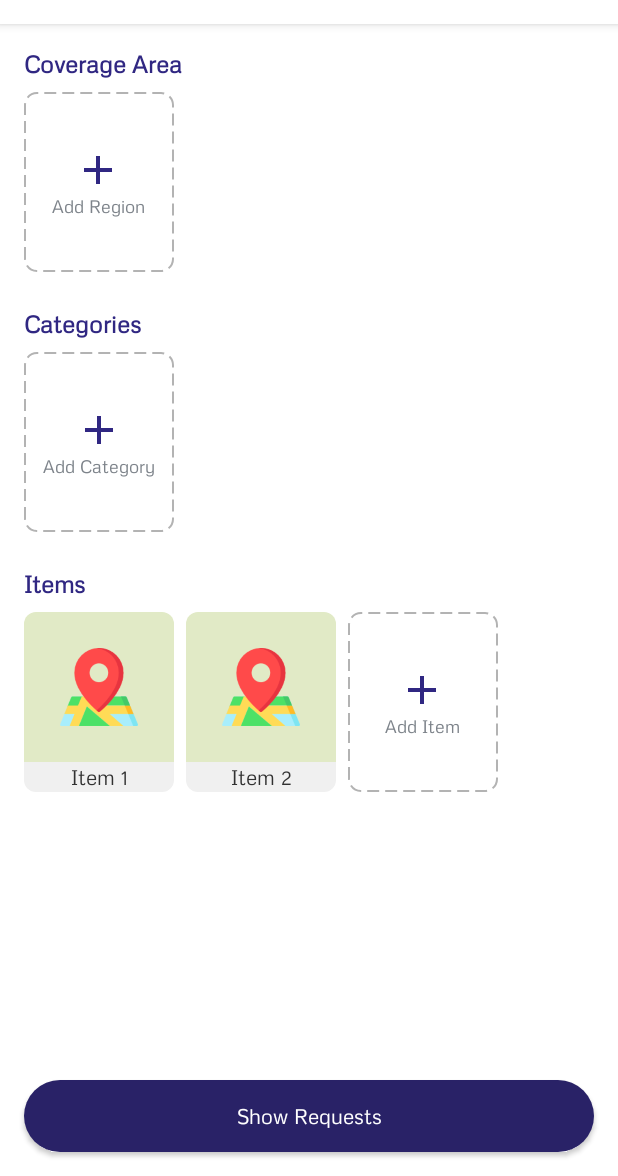
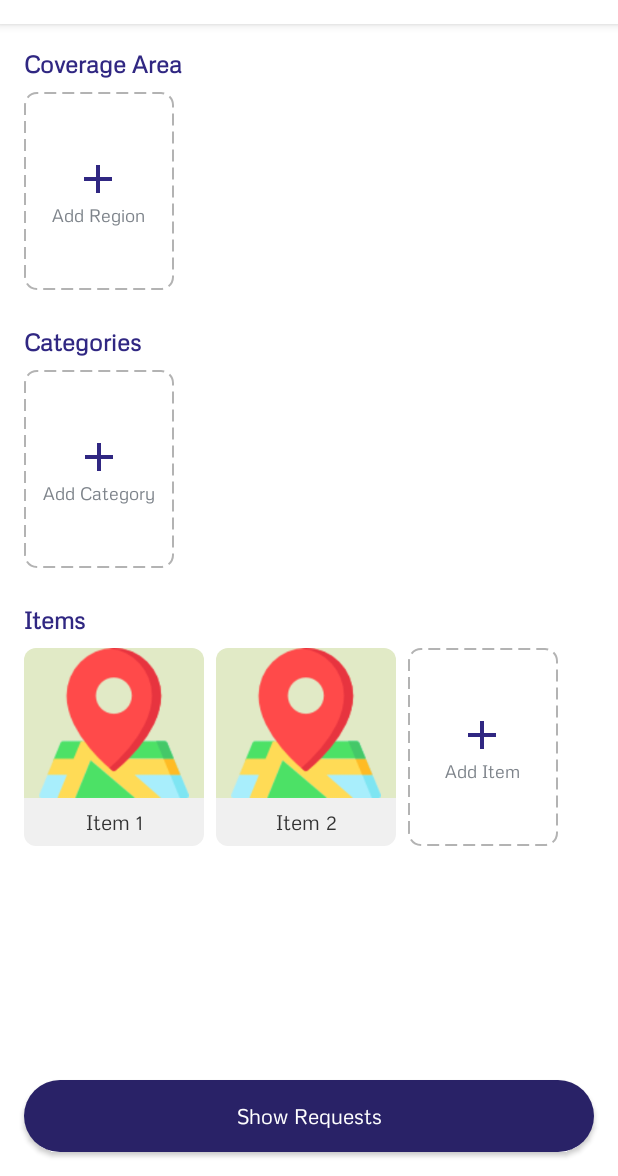
Before and after one commit to hanansabry/CollectAndRecycle, an Android app: the OrganizationHomeActivity screen opened directly, with no data from a screen before it, on a phone screen of 412 x 824 dp, the part 60-1236 px from its top. Run offline under Robolectric (Android 15) with nearby library versions, the phone set to English and light mode, and no system bars; our stand-ins replace Dagger/Hilt's generated code, Firebase (no records; nobody signed in at launch, a user with empty details on screens opened directly), RxJava, data binding; 6 statements that could not run were skipped.

Commit message:
updates to categories

```diff
--- a/app/src/main/java/com/app/collectandrecycle/presentation/categories/AddCategoryActivity.java
+++ b/app/src/main/java/com/app/collectandrecycle/presentation/categories/AddCategoryActivity.java
@@ -50,6 +50,8 @@ public class AddCategoryActivity extends BaseActivity {
         registerPickImageResultLauncher();
         categoriesViewModel = new ViewModelProvider(getViewModelStore(), providerFactory).get(CategoriesViewModel.class);
         categoriesViewModel.getAddCategoryStateLiveData().observe(this, success -> {
+            binding.progressBar.setVisibility(View.GONE);
+            binding.saveButton.setVisibility(View.VISIBLE);
             if (success != null) {
                 Toast.makeText(this, "Category is added successfully", Toast.LENGTH_SHORT).show();
                 finish();
@@ -60,6 +62,8 @@ public class AddCategoryActivity extends BaseActivity {
 
         categoriesViewModel.getErrorState().observe(this, error -> {
             Toast.makeText(this, error, Toast.LENGTH_SHORT).show();
+            binding.progressBar.setVisibility(View.GONE);
+            binding.saveButton.setVisibility(View.VISIBLE);
         });
     }
 
@@ -101,6 +105,8 @@ public class AddCategoryActivity extends BaseActivity {
     }
 
     public void onSaveClicked(View view) {
+        binding.progressBar.setVisibility(View.VISIBLE);
+        binding.saveButton.setVisibility(View.GONE);
         String categoryName = binding.categoryEditText.getText().toString();
         if (categoryName.isEmpty()) {
             Toast.makeText(this, "You must add category name", Toast.LENGTH_SHORT).show();
--- a/app/src/main/java/com/app/collectandrecycle/presentation/organization/OrganizationMainItemsAdapter.java
+++ b/app/src/main/java/com/app/collectandrecycle/presentation/organization/OrganizationMainItemsAdapter.java
@@ -105,7 +105,7 @@ public class OrganizationMainItemsAdapter extends RecyclerView.Adapter<Organizat
             if (category.getImage() != null) {
                 Glide.with(itemView.getContext())
                         .load(category.getImage())
-                        .placeholder(R.drawable.map)
+                        .placeholder(R.drawable.place_holder)
                         .into(binding.imageView);
             }
         }
--- a/app/src/main/res/layout/add_view_layout.xml
+++ b/app/src/main/res/layout/add_view_layout.xml
@@ -11,7 +11,7 @@
 
     <FrameLayout
         android:layout_width="100dp"
-        android:layout_height="120dp"
+        android:layout_height="132dp"
         android:layout_marginEnd="12dp"
         android:background="@drawable/gray_dashed_stroke_cornered">
 
--- a/app/src/main/res/layout/organization_main_item_layout.xml
+++ b/app/src/main/res/layout/organization_main_item_layout.xml
@@ -17,23 +17,22 @@
         app:cardElevation="0dp">
 
         <LinearLayout
-            android:layout_width="100dp"
-            android:layout_height="120dp"
+            android:layout_width="wrap_content"
+            android:layout_height="wrap_content"
             android:gravity="center"
             android:orientation="vertical">
 
             <ImageView
                 android:id="@+id/image_view"
-                android:layout_width="wrap_content"
+                android:layout_width="120dp"
                 android:layout_height="100dp"
-                android:padding="24dp"
                 android:src="@drawable/map"
                 android:background="@color/colorAccentShadowTwo"
-                android:scaleType="centerInside"/>
+                android:scaleType="fitCenter"/>
 
             <TextView
                 android:layout_width="match_parent"
-                android:layout_height="match_parent"
+                android:layout_height="32dp"
                 android:background="@color/transparent_gray"
                 android:gravity="center"
                 android:maxLines="1"
```
Also changed, not shown: app/src/main/res/layout/activity_add_category.xml (+23 -8 lines), app/src/main/res/drawable/place_holder.png (added).
